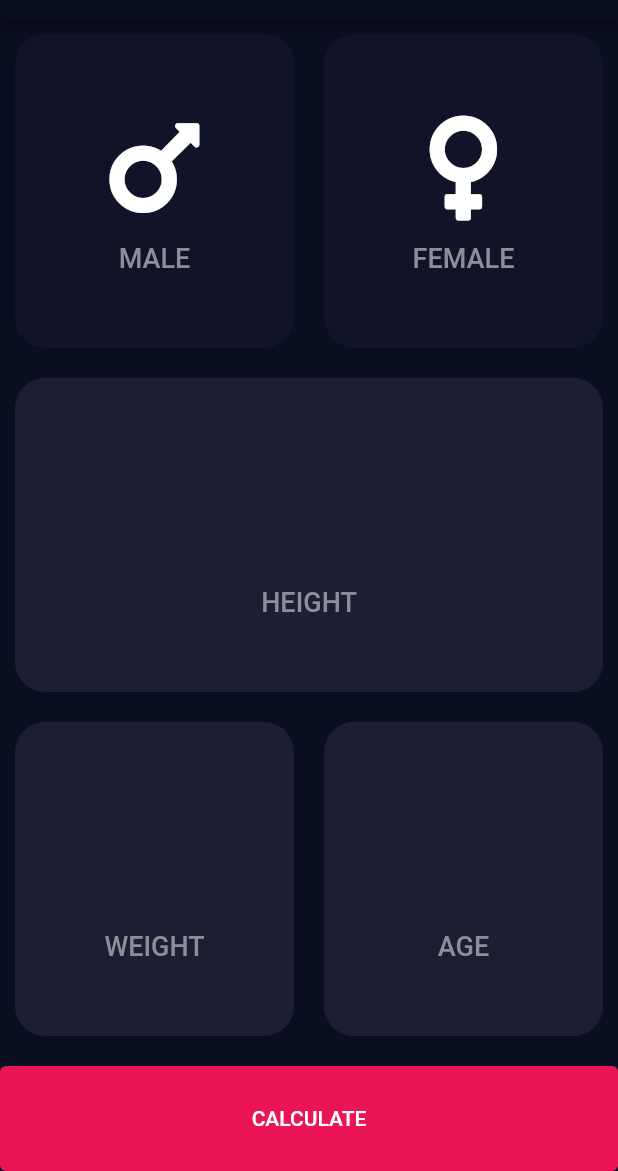
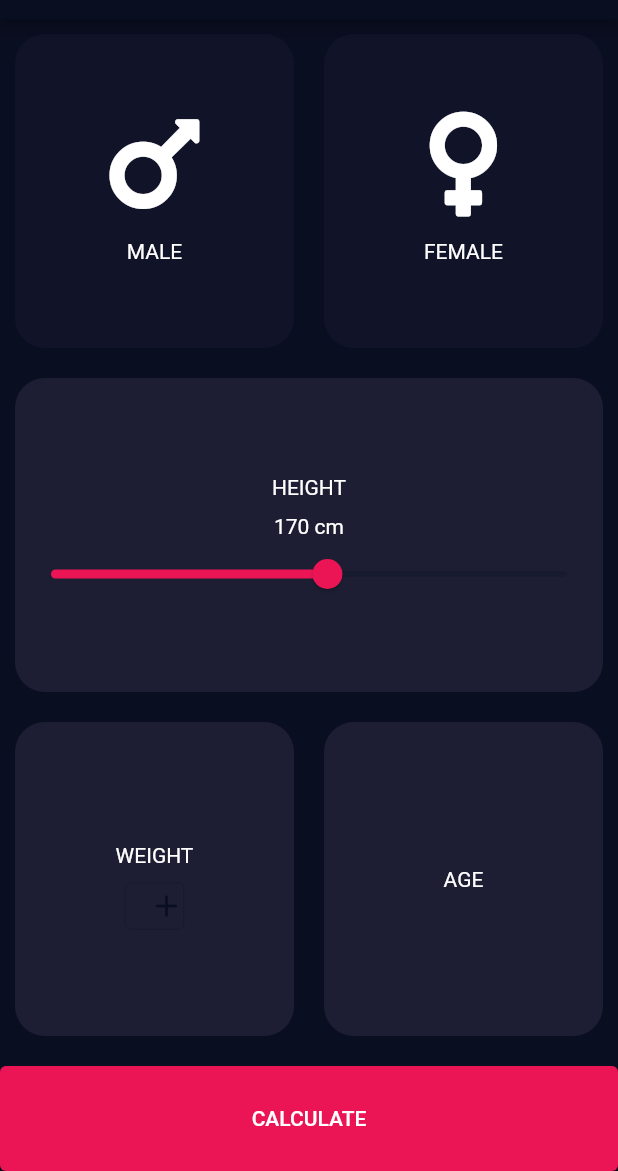
Before and after one commit to snowyvibes/bmi_calculator_flutter, a Flutter app: the screen it shows after launch, on a phone screen of 412 x 824 dp, the part 65-1236 px from its top. Run offline on Flutter 3.47's test engine with Material 2 defaults, Android fonts, the phone set to English and light mode, and no system bars; our stand-ins replace font_awesome_flutter; statements that could not run were skipped.

Commit message:
added slider

```diff
--- /dev/null
+++ b/lib/constants.dart
@@ -0,0 +1,28 @@
+import 'package:flutter/material.dart';
+
+Widget kSizedBox = const SizedBox(
+  height: 10,
+);
+
+const bodyText1 = TextStyle(
+  fontSize: 18,
+  color: accentColor,
+);
+
+const headline4 = TextStyle(
+  fontSize: 30,
+  fontWeight: FontWeight.bold,
+);
+
+const double bottomContanierHeight = 70;
+
+const Color accentColor = Color(0xFFEB1555);
+
+const Color activeCardsColor = Color(0xFF1D1E33);
+
+const Color inactiveCardsColor = Color(0xFF111328);
+
+enum Gender {
+  male,
+  female,
+}
--- a/lib/main.dart
+++ b/lib/main.dart
@@ -12,11 +12,14 @@ class BMICalculator extends StatelessWidget {
       debugShowCheckedModeBanner: false,
       theme: ThemeData.dark().copyWith(
         textTheme: const TextTheme(
-          bodyText1: TextStyle(
-            fontSize: 18,
-            color: Color(0xFF8D8E98),
-          ),
-        ),
+            bodyText1: TextStyle(
+              fontSize: 18,
+              color: Color(0xFF8D8E98),
+            ),
+            headline4: TextStyle(
+              fontSize: 30,
+              fontWeight: FontWeight.bold,
+            )),
         scaffoldBackgroundColor: const Color(0xFF0A0E21),
         colorScheme: ColorScheme.fromSwatch().copyWith(
           primary: const Color(0xFF0A0E21),
--- a/lib/screens/input_page.dart
+++ b/lib/screens/input_page.dart
@@ -1,17 +1,7 @@
-import '/widgets/card.dart';
+import '../constants.dart';
+import '../widgets/widgets.dart';
 import 'package:flutter/material.dart';
 import 'package:font_awesome_flutter/font_awesome_flutter.dart';
-
-const double bottomContanierHeight = 70;
-
-const Color activeCardsColor = Color(0xFF1D1E33);
-
-const Color inactiveCardsColor = Color(0xFF111328);
-
-enum Gender {
-  male,
-  female,
-}
 
 class InputPage extends StatefulWidget {
   const InputPage({Key? key}) : super(key: key);
@@ -33,8 +23,11 @@ class _InputPageState extends State<InputPage> {
           });
   }
 
+  double defaultSliderVal = 170;
+
   bool maleCardActive = false;
   bool femaleCardActive = false;
+  double sliderVal = 170;
 
   @override
   Widget build(BuildContext context) {
@@ -49,9 +42,7 @@ class _InputPageState extends State<InputPage> {
               ResusableCard(
                   colour:
                       maleCardActive ? activeCardsColor : inactiveCardsColor,
-                  onTap: () {
-                    updateColor(Gender.male);
-                  },
+                  onTap: () => updateColor(Gender.male),
                   child: iconContent(
                       context: context,
                       text: 'Male',
@@ -59,18 +50,33 @@ class _InputPageState extends State<InputPage> {
               ResusableCard(
                   colour:
                       femaleCardActive ? activeCardsColor : inactiveCardsColor,
-                  onTap: () {
-                    updateColor(Gender.female);
-                  },
+                  onTap: () => updateColor(Gender.female),
                   child: iconContent(
-                      context: context,
-                      text: 'Female',
-                      icon: FontAwesomeIcons.venus)),
+                    context: context,
+                    text: 'Female',
+                    icon: FontAwesomeIcons.venus,
+                  )),
             ],
           ),
         ),
         ResusableCard(
             child: iconContent(
+          columnItem: Column(
+            children: [
+              Text(sliderVal.toStringAsFixed(0) + ' cm',
+                  style: Theme.of(context).textTheme.headline4),
+              Slider(
+                  activeColor: accentColor,
+                  value: sliderVal,
+                  min: 20,
+                  max: 300,
+                  onChanged: (val) {
+                    setState(() {
+                      sliderVal = val;
+                    });
+                  }),
+            ],
+          ),
           context: context,
           text: 'Height',
         )),
@@ -79,6 +85,9 @@ class _InputPageState extends State<InputPage> {
             children: [
               ResusableCard(
                   child: iconContent(
+                columnItem: Column(
+                  children: [buildOutlineButton(icon: Icons.add, press: () {})],
+                ),
                 context: context,
                 text: 'Weight',
               )),
@@ -90,16 +99,13 @@ class _InputPageState extends State<InputPage> {
             ],
           ),
         ),
-        const SizedBox(
-          height: 10,
-        ),
+        kSizedBox,
         SizedBox(
           width: double.infinity,
           height: bottomContanierHeight,
           child: ElevatedButton(
             style: ElevatedButton.styleFrom().copyWith(
-              backgroundColor:
-                  MaterialStateProperty.all(const Color(0xFFEB1555)),
+              backgroundColor: MaterialStateProperty.all(accentColor),
             ),
             onPressed: () {},
             child: Text('Calculate'.toUpperCase()),
--- a/lib/widgets/card.dart
+++ b/lib/widgets/widgets.dart
@@ -1,6 +1,7 @@
-import '/screens/input_page.dart';
+import '../constants.dart';
 import 'package:flutter/material.dart';
 
+// ignore: non_constant_identifier_names
 Expanded ResusableCard({
   required final Widget child,
   final Color? colour,
@@ -25,15 +26,28 @@ Column iconContent({
   required BuildContext context,
   required final String text,
   final IconData? icon,
+  final Widget? columnItem,
 }) {
   return Column(
     mainAxisAlignment: MainAxisAlignment.center,
     children: [
-      Icon(icon, size: 80),
-      const SizedBox(
-        height: 10,
-      ),
+      icon == null ? const SizedBox() : Icon(icon, size: 80),
+      kSizedBox,
       Text(text.toUpperCase(), style: Theme.of(context).textTheme.bodyText1),
+      kSizedBox,
+      columnItem ?? const SizedBox(),
     ],
   );
 }
+
+SizedBox buildOutlineButton({required IconData icon, required Function press}) {
+  return SizedBox(
+    width: 40,
+    height: 32,
+    child: OutlinedButton(
+      style: OutlinedButton.styleFrom().copyWith(),
+      onPressed: () => press(),
+      child: Icon(icon),
+    ),
+  );
+}
```
